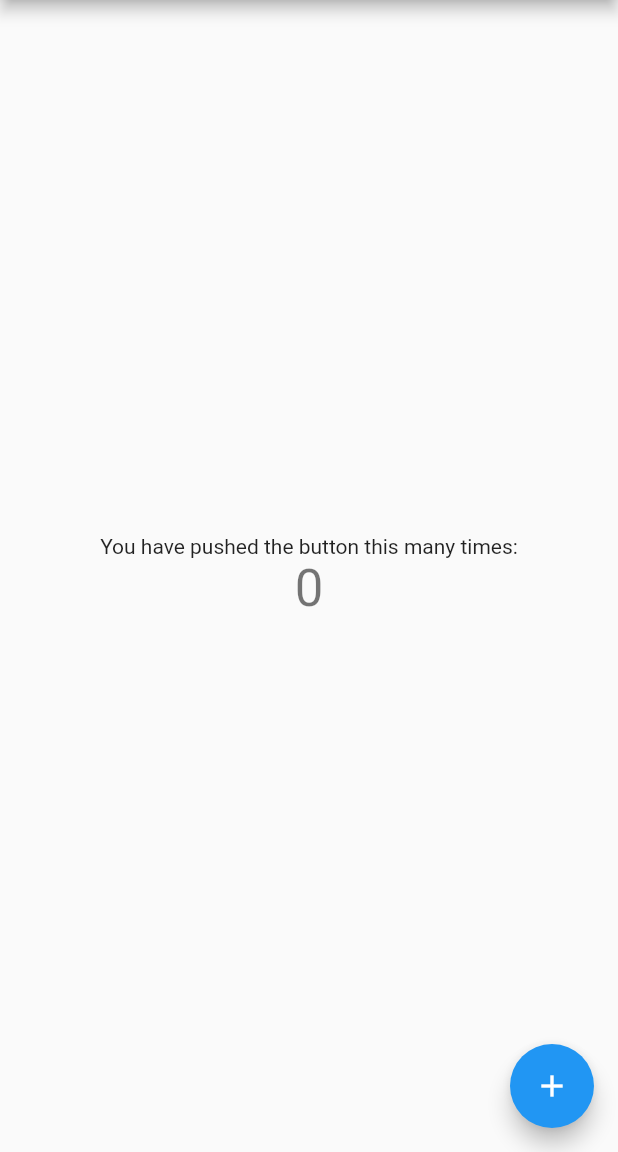
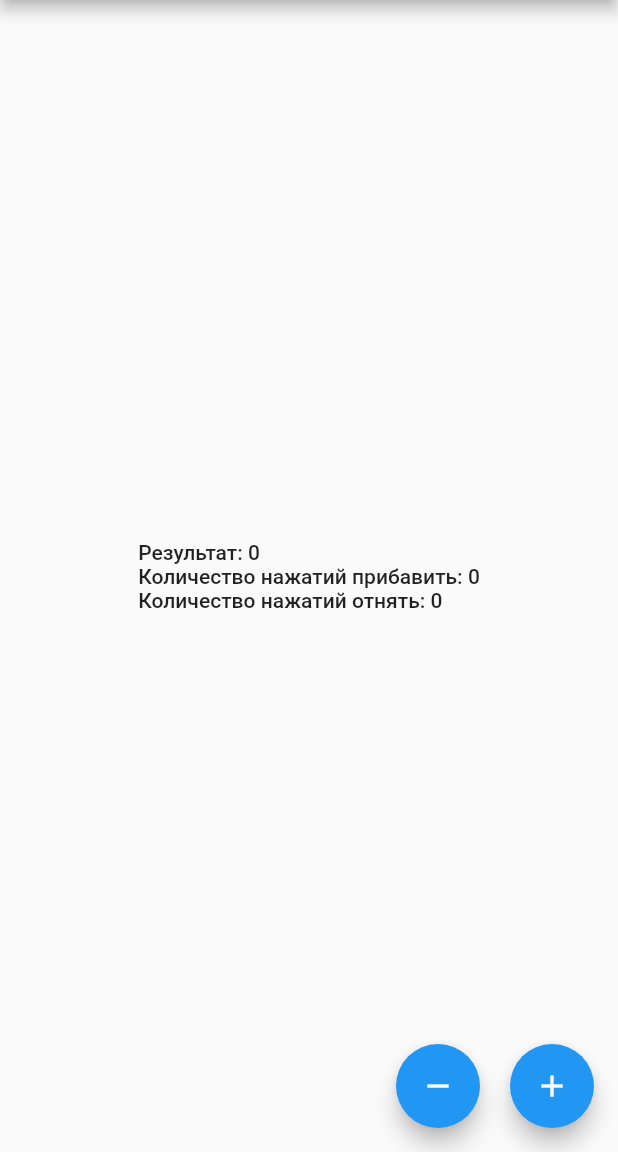
Before and after one commit to kohopik/surf_learn_flutter, a Flutter app: the screen it shows after launch, on a phone screen of 412 x 824 dp, the part 84-1236 px from its top. Run offline on Flutter 3.47's test engine with Material 2 defaults, Android fonts, the phone set to English and light mode, and no system bars.

Commit message:
Реализовал задачу

```diff
--- a/lib/main.dart
+++ b/lib/main.dart
@@ -30,8 +30,20 @@ class MyHomePage extends StatefulWidget {
 
 class _MyHomePageState extends State<MyHomePage> {
   int _counter = 0;
+  int _incrementCounterValue = 0;
+  int _decrementCounterValue = 0;
+
+  void _decrementCounter() {
+    _decrementCounterValue++;
+    setState(() {
+      if (_counter > 0) {
+        _counter--;
+      }
+    });
+  }
 
   void _incrementCounter() {
+    _incrementCounterValue++;
     setState(() {
       _counter++;
     });
@@ -45,22 +57,39 @@ class _MyHomePageState extends State<MyHomePage> {
       ),
       body: Center(
         child: Column(
+          crossAxisAlignment: CrossAxisAlignment.start,
           mainAxisAlignment: MainAxisAlignment.center,
-          children: <Widget>[
-            const Text(
-              'You have pushed the button this many times:',
+          children: [
+            Text(
+              'Результат: $_counter',
+              style: Theme.of(context).textTheme.bodyLarge,
             ),
             Text(
-              '$_counter',
-              style: Theme.of(context).textTheme.headlineMedium,
+              'Количество нажатий прибавить: $_incrementCounterValue',
+              style: Theme.of(context).textTheme.bodyLarge,
+            ),
+            Text(
+              'Количество нажатий отнять: $_decrementCounterValue',
+              style: Theme.of(context).textTheme.bodyLarge,
             ),
           ],
         ),
       ),
-      floatingActionButton: FloatingActionButton(
-        onPressed: _incrementCounter,
-        tooltip: 'Increment',
-        child: const Icon(Icons.add),
+      floatingActionButton: Row(
+        mainAxisAlignment: MainAxisAlignment.end,
+        children: [
+          FloatingActionButton(
+            onPressed: _decrementCounter,
+            tooltip: 'Decrement',
+            child: const Icon(Icons.remove),
+          ),
+          const SizedBox(width: 20),
+          FloatingActionButton(
+            onPressed: _incrementCounter,
+            tooltip: 'Increment',
+            child: const Icon(Icons.add),
+          )
+        ],
       ),
     );
   }
```
